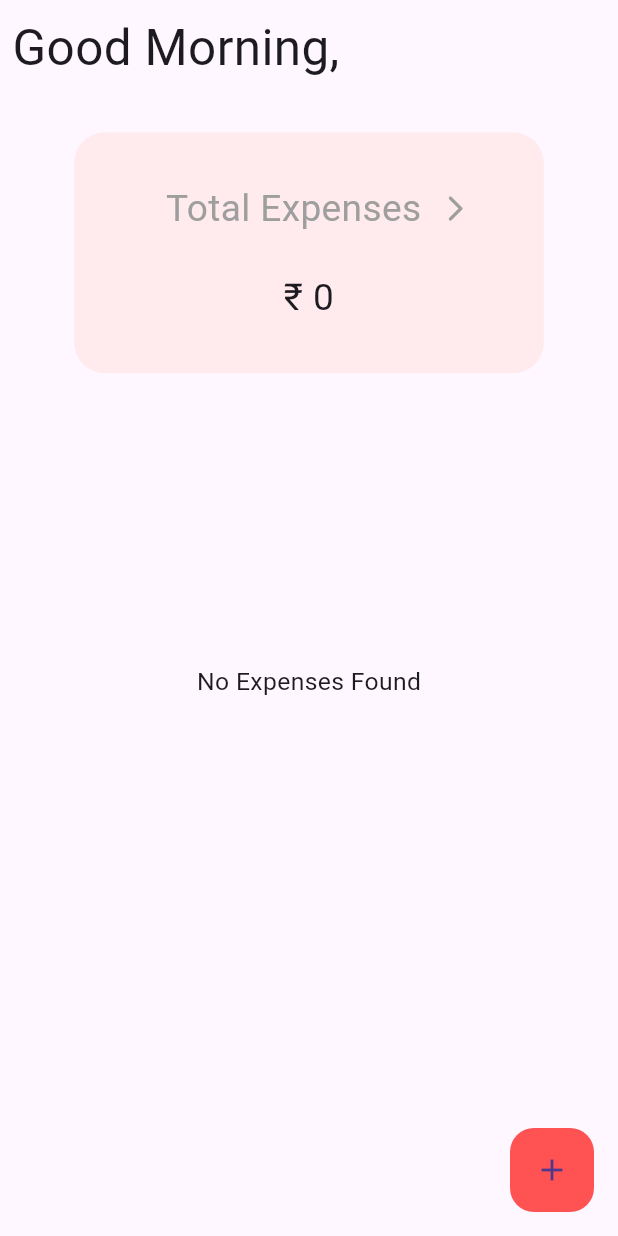
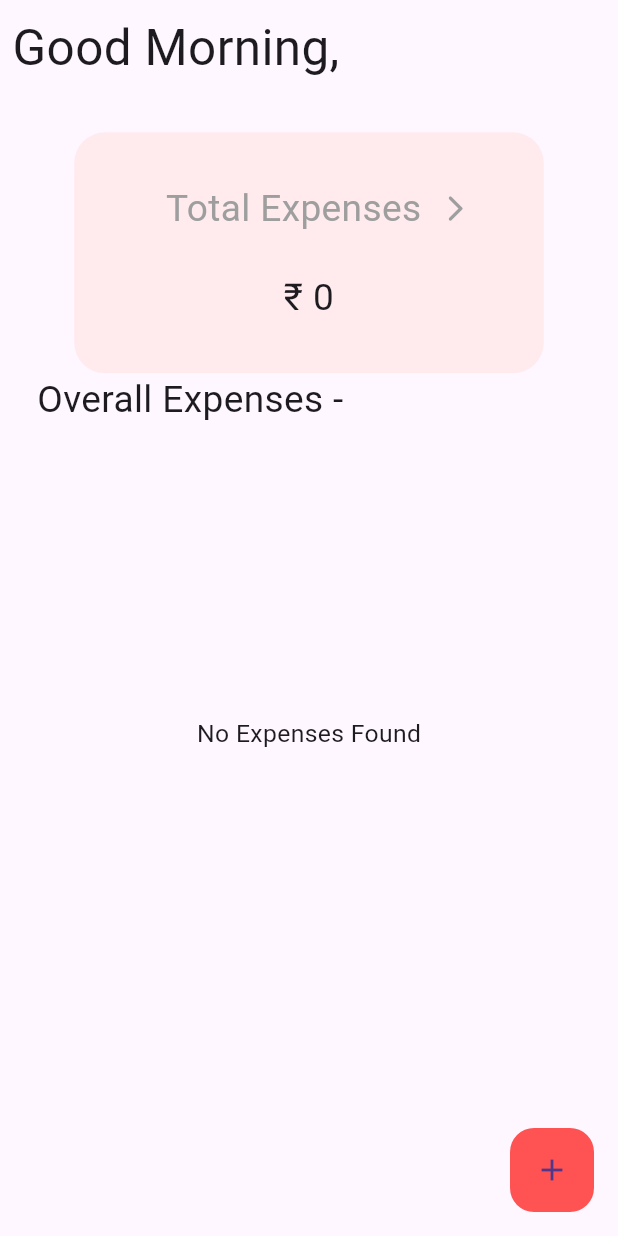
Before and after one commit to himxnshudxhiyx/expense_tracker, a Flutter app: the screen it shows after launch, on a phone screen of 412 x 824 dp. Run offline on Flutter 3.47's test engine with Material 3 defaults, Android fonts, the phone set to English and light mode, and no system bars; our stand-ins replace flutter_easyloading, flutter_screenutil, fluttertoast, get, syncfusion_flutter_charts.

Commit message:
First Commit

```diff
--- a/lib/modules/home/views/home_screen.dart
+++ b/lib/modules/home/views/home_screen.dart
@@ -117,7 +117,18 @@ class HomeScreen extends GetView<HomeController> {
   }
 
   _expensesList() {
-    return Obx(
+    return Column(
+      crossAxisAlignment: CrossAxisAlignment.start,
+      children: [
+        Text(
+          "Overall Expenses -",
+          style: TextStyle(
+            fontSize: Get.height * 0.03,
+          ),
+        ).paddingOnly(
+          left: Get.height * 0.02,
+        ),
+        Obx(
           () => (controller.expensesList.isNotEmpty)
               ? ListView.builder(
                   primary: false,
@@ -128,7 +139,8 @@ class HomeScreen extends GetView<HomeController> {
                     return _expenseDetails(
                       title: controller.expensesList[index].title,
                       amount: controller.expensesList[index].amount.toStringAsFixed(0),
-                    category: controller.expensesList[index].category);
+                      category: controller.expensesList[index].category,
+                    );
                   },
                 )
               : SizedBox(
@@ -140,14 +152,17 @@ class HomeScreen extends GetView<HomeController> {
                     ),
                   ),
                 ),
+        ),
+      ],
     );
   }
 
   _expenseDetails({title, amount, category}) {
     return Container(
       decoration: BoxDecoration(
+        color: Colors.lightGreen.shade100,
         borderRadius: BorderRadius.circular(
-          Get.width * 0.05,
+          Get.width * 0.03,
         ),
       ),
       child: Column(
```
Lines whose indentation alone changed are shown as unchanged.
